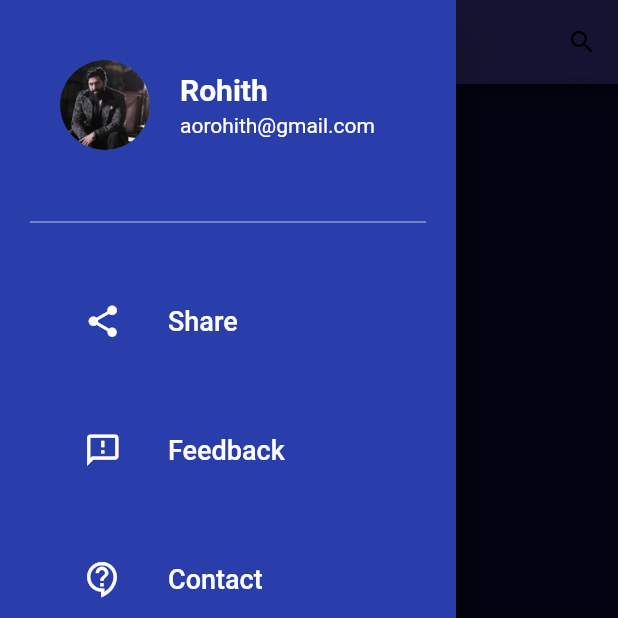
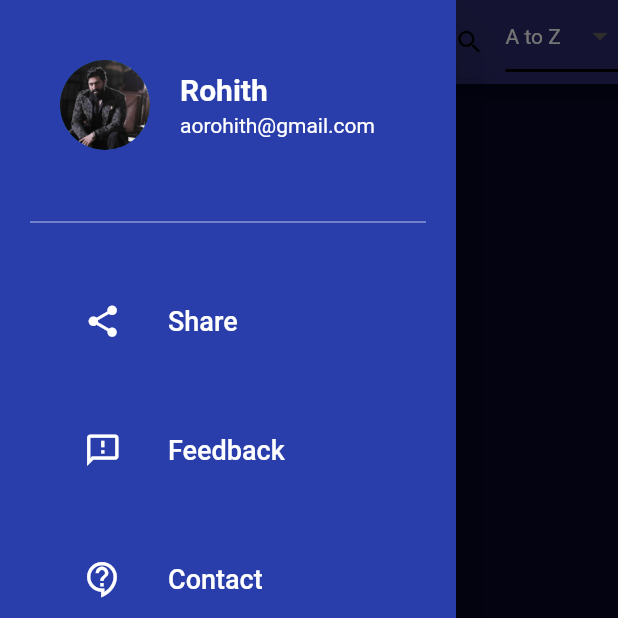
Before and after one commit to aorohith/Flutter-Visual-Magic, a Flutter app: the screen it shows after launch, item 3 of the bottom bar chosen, with the side drawer open, on a phone screen of 412 x 824 dp, the top half of it. Run offline on Flutter 3.47's test engine with Material 2 defaults, Android fonts, the phone set to English and light mode, and no system bars; drawn by our look-alikes of anim_search_bar, curved_navigation_bar; our stand-ins replace animated_splash_screen, better_player, flutter_screenutil, flutter_staggered_animations, lottie, permission_handler; missing offline and left inert: flutter_video_info.

Commit message:
A to Z sorting completed

```diff
--- a/lib/Videos/refactor.dart
+++ b/lib/Videos/refactor.dart
@@ -0,0 +1,48 @@
+import 'package:flutter/material.dart';
+import 'package:visual_magic/FetchFiles/load_Data.dart';
+
+class sortDropdown extends StatefulWidget {
+  const sortDropdown({Key? key}) : super(key: key);
+
+  @override
+  State<sortDropdown> createState() => _sortDropdownState();
+}
+
+class _sortDropdownState extends State<sortDropdown> {
+  String dropdownValue = 'A to Z';
+
+  @override
+  Widget build(BuildContext context) {
+    return DropdownButton<String>(
+      borderRadius: BorderRadius.circular(10),
+      dropdownColor: Colors.black,
+      value: dropdownValue,
+      icon: const Icon(Icons.arrow_drop_down),
+      elevation: 16,
+      style: const TextStyle(color: Colors.white),
+      underline: Container(
+        height: 2,
+        color: Colors.black,
+      ),
+      onChanged: (String? newValue) {
+        switch(newValue){
+          case "A to Z":
+            sortAlphabetical();
+            break;
+          case "":
+            break;
+        }
+        setState(() {
+          dropdownValue = newValue!;
+        });
+      },
+      items: <String>['Shuffled', 'A to Z', 'Free', 'Four']
+          .map<DropdownMenuItem<String>>((String value) {
+        return DropdownMenuItem<String>(
+          value: value,
+          child: Text(value),
+        );
+      }).toList(),
+    );
+  }
+}
--- a/lib/Videos/video_screen.dart
+++ b/lib/Videos/video_screen.dart
@@ -3,6 +3,7 @@ import 'package:flutter_staggered_animations/flutter_staggered_animations.dart';
 import 'package:visual_magic/FetchFiles/load_Data.dart';
 import 'package:visual_magic/Main/main_refactor.dart';
 import 'package:visual_magic/VideoPlayer/video_player.dart';
+import 'package:visual_magic/Videos/refactor.dart';
 
 class VideosScreen extends StatefulWidget {
   VideosScreen({Key? key}) : super(key: key);
@@ -31,19 +32,20 @@ class _VideosScreenState extends State<VideosScreen> {
         title: Text("All Videos"),
         actions: [
           Search(),
+          sortDropdown(),
         ],
         backgroundColor: Color(0xff2C2C6D),
       ),
       body: AnimationLimiter(
         child: ValueListenableBuilder(
-            valueListenable: fetchedVideos,
-            builder:
-                (BuildContext ctx, List<String> loadedVideos, Widget? child) {
+            valueListenable: fetchedVideosWithInfo,
+            builder: (BuildContext ctx, List<dynamic> videosWithIndex,
+                Widget? child) {
               return ListView.builder(
                 padding: EdgeInsets.all(_w / 30),
                 physics: BouncingScrollPhysics(
                     parent: AlwaysScrollableScrollPhysics()),
-                itemCount: loadedVideos.length,
+                itemCount: videosWithIndex.length,
                 itemBuilder: (BuildContext context, int index) {
                   return AnimationConfiguration.staggeredList(
                     position: index,
@@ -78,7 +80,7 @@ class _VideosScreenState extends State<VideosScreen> {
                                   context,
                                   MaterialPageRoute(
                                     builder: (context) => VideoPlay(
-                                      videoLink: loadedVideos[index],
+                                      videoLink: videosWithIndex[index].path,
                                     ),
                                   ),
                                 );
@@ -96,7 +98,7 @@ class _VideosScreenState extends State<VideosScreen> {
                               leading:
                                   Image.asset("assets/images/download.jpeg"),
                               title: Text(
-                                "Video $index",
+                                videosWithIndex[index].title,
                                 style: TextStyle(
                                     color: Colors.white,
                                     fontWeight: FontWeight.bold),
```
Also changed, not shown: lib/FetchFiles/load_Data.dart (+37 -10 lines), lib/Main/splash_screen.dart (+7 -1 lines).
